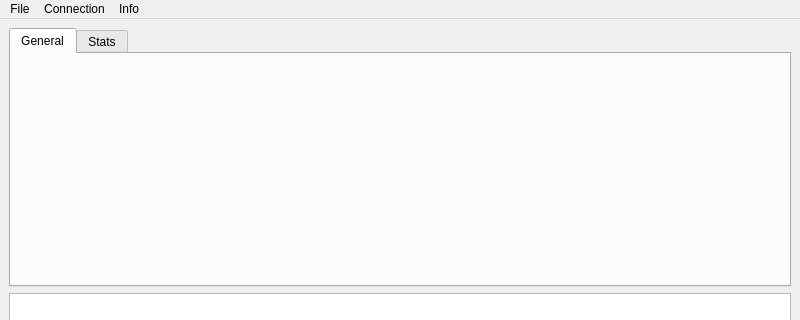
The window that mainwindow.ui (purpleproto/purp-desktop) describes before a commit, drawn with Qt 5; both pictures show x 0 to 800 and y 0 to 320 of the 800 by 600 pixel window.
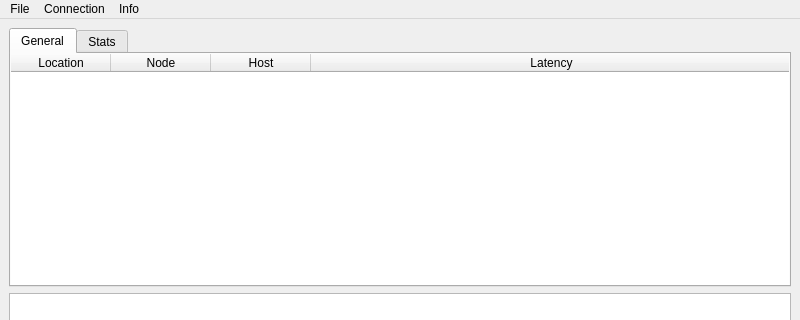
The same window after the commit.

Commit message: feat(gui): add proxy table mainwindow (#1)

```diff
--- a/mainwindow.ui
+++ b/mainwindow.ui
@@ -24,6 +24,63 @@
        <attribute name="title">
         <string>General</string>
        </attribute>
+       <widget class="QTableWidget" name="tableWidget">
+        <property name="geometry">
+         <rect>
+          <x>0</x>
+          <y>0</y>
+          <width>781</width>
+          <height>231</height>
+         </rect>
+        </property>
+        <property name="autoFillBackground">
+         <bool>false</bool>
+        </property>
+        <property name="frameShape">
+         <enum>QFrame::Shape::NoFrame</enum>
+        </property>
+        <property name="frameShadow">
+         <enum>QFrame::Shadow::Plain</enum>
+        </property>
+        <property name="lineWidth">
+         <number>0</number>
+        </property>
+        <property name="alternatingRowColors">
+         <bool>false</bool>
+        </property>
+        <property name="gridStyle">
+         <enum>Qt::PenStyle::SolidLine</enum>
+        </property>
+        <property name="sortingEnabled">
+         <bool>true</bool>
+        </property>
+        <attribute name="horizontalHeaderStretchLastSection">
+         <bool>true</bool>
+        </attribute>
+        <attribute name="verticalHeaderStretchLastSection">
+         <bool>false</bool>
+        </attribute>
+        <column>
+         <property name="text">
+          <string>Location</string>
+         </property>
+        </column>
+        <column>
+         <property name="text">
+          <string>Node</string>
+         </property>
+        </column>
+        <column>
+         <property name="text">
+          <string>Host</string>
+         </property>
+        </column>
+        <column>
+         <property name="text">
+          <string>Latency</string>
+         </property>
+        </column>
+       </widget>
       </widget>
       <widget class="QWidget" name="tab_2">
        <attribute name="title">
```
